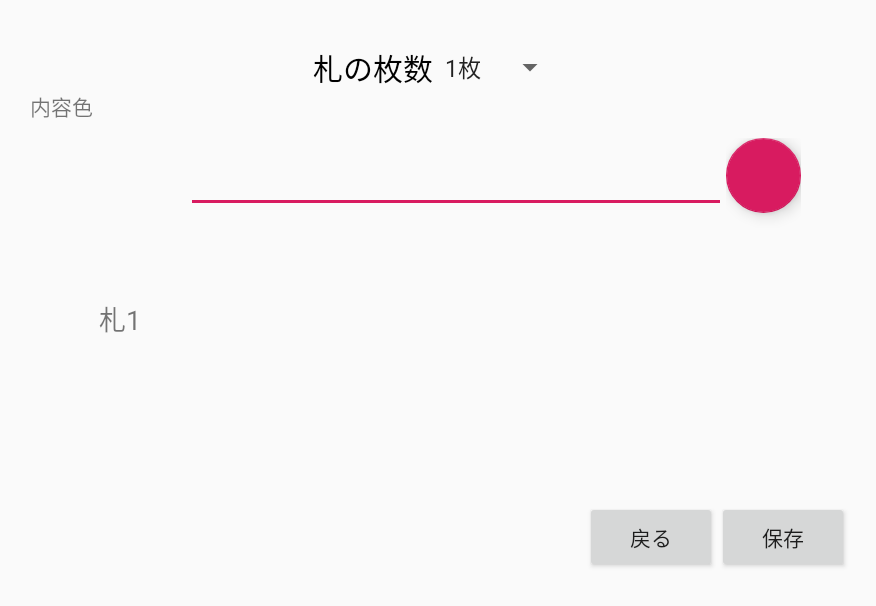
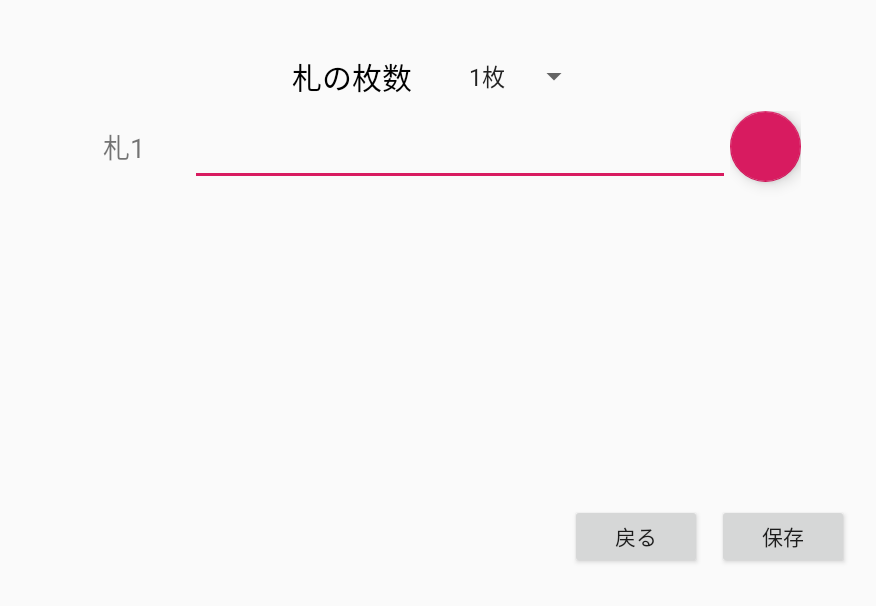
Before and after one commit to DaddyPool/DaddyBoard, an Android app: the Setting screen opened directly, with no data from a screen before it, on a phone screen of 824 x 412 dp (held sideways). Shown: the top 606 px of the screen, without its empty margins (177-1053 px from the left). Run offline under Robolectric (Android 15) with nearby library versions, the phone set to English and light mode, and no system bars; libraries missing offline, so code that uses them is left out: petrov.kristiyan.colorpicker.

Commit message:
レイアウト調整95

```diff
--- a/app/src/main/java/com/daddypooldev/daddyboard/Setting.java
+++ b/app/src/main/java/com/daddypooldev/daddyboard/Setting.java
@@ -306,10 +306,10 @@ public class Setting extends AppCompatActivity {
                     editTextfuda3.setVisibility(view.GONE);
                     editTextfuda4.setVisibility(view.GONE);
                     editTextfuda5.setVisibility(view.GONE);
-                    textView2.setVisibility(view.GONE);
-                    textView3.setVisibility(view.GONE);
-                    textView4.setVisibility(view.GONE);
-                    textView5.setVisibility(view.GONE);
+                    textView2.setVisibility(view.INVISIBLE);
+                    textView3.setVisibility(view.INVISIBLE);
+                    textView4.setVisibility(view.INVISIBLE);
+                    textView5.setVisibility(view.INVISIBLE);
                     fab2.hide();
                     fab3.hide();
                     fab4.hide();
@@ -322,9 +322,9 @@ public class Setting extends AppCompatActivity {
                     editTextfuda4.setVisibility(view.GONE);
                     editTextfuda5.setVisibility(view.GONE);
                     textView2.setVisibility(view.VISIBLE);
-                    textView3.setVisibility(view.GONE);
-                    textView4.setVisibility(view.GONE);
-                    textView5.setVisibility(view.GONE);
+                    textView3.setVisibility(view.INVISIBLE);
+                    textView4.setVisibility(view.INVISIBLE);
+                    textView5.setVisibility(view.INVISIBLE);
                     fab2.show();
                     fab3.hide();
                     fab4.hide();
@@ -337,8 +337,8 @@ public class Setting extends AppCompatActivity {
                     editTextfuda5.setVisibility(view.GONE);
                     textView2.setVisibility(view.VISIBLE);
                     textView3.setVisibility(view.VISIBLE);
-                    textView4.setVisibility(view.GONE);
-                    textView5.setVisibility(view.GONE);
+                    textView4.setVisibility(view.INVISIBLE);
+                    textView5.setVisibility(view.INVISIBLE);
                     fab2.show();
                     fab3.show();
                     fab4.hide();
@@ -352,7 +352,7 @@ public class Setting extends AppCompatActivity {
                     textView2.setVisibility(view.VISIBLE);
                     textView3.setVisibility(view.VISIBLE);
                     textView4.setVisibility(view.VISIBLE);
-                    textView5.setVisibility(view.GONE);
+                    textView5.setVisibility(view.INVISIBLE);
                     fab2.show();
                     fab3.show();
                     fab4.show();
--- a/app/src/main/res/layout/setting.xml
+++ b/app/src/main/res/layout/setting.xml
@@ -15,19 +15,20 @@
         app:layout_constraintGuide_begin="20dp" />
 
     <LinearLayout
-        android:layout_width="wrap_content"
-        android:layout_height="wrap_content"
+        android:layout_width="543dp"
+        android:layout_height="363dp"
         android:orientation="vertical"
         app:layout_constraintBottom_toBottomOf="parent"
         app:layout_constraintEnd_toEndOf="parent"
-        app:layout_constraintHorizontal_bias="0.496"
         app:layout_constraintStart_toStartOf="parent"
-        app:layout_constraintTop_toTopOf="parent">
+        app:layout_constraintTop_toTopOf="parent"
+        app:layout_constraintVertical_bias="0.333">
 
         <LinearLayout
             android:layout_width="wrap_content"
             android:layout_height="wrap_content"
             android:layout_gravity="center"
+            android:layout_marginTop="20dp"
             android:orientation="horizontal">
 
             <TextView
@@ -43,25 +44,8 @@
                 android:layout_width="wrap_content"
                 android:layout_height="wrap_content"
                 android:layout_gravity="center"
+                android:layout_marginLeft="30dp"
                 android:entries="@array/Maisuulist" />
-        </LinearLayout>
-
-        <LinearLayout
-            android:layout_width="499dp"
-            android:layout_height="wrap_content"
-            android:orientation="horizontal">
-
-            <TextView
-                android:id="@+id/textView15"
-                android:layout_width="wrap_content"
-                android:layout_height="wrap_content"
-                android:text="内容" />
-
-            <TextView
-                android:id="@+id/textView16"
-                android:layout_width="43dp"
-                android:layout_height="24dp"
-                android:text="色" />
         </LinearLayout>
 
         <LinearLayout
@@ -80,51 +64,46 @@
                 <TextView
                     android:id="@+id/textView1"
                     android:layout_width="match_parent"
-                    android:layout_height="wrap_content"
+                    android:layout_height="25dp"
                     android:layout_weight="1"
                     android:gravity="center"
                     android:text="札1"
-                    android:textAlignment="center"
                     android:textSize="18sp" />
 
                 <TextView
                     android:id="@+id/textView2"
                     android:layout_width="match_parent"
-                    android:layout_height="wrap_content"
+                    android:layout_height="25dp"
                     android:layout_weight="1"
                     android:gravity="center"
                     android:text="札2"
-                    android:textAlignment="center"
                     android:textSize="18sp" />
 
                 <TextView
                     android:id="@+id/textView3"
                     android:layout_width="match_parent"
-                    android:layout_height="wrap_content"
+                    android:layout_height="25dp"
                     android:layout_weight="1"
                     android:gravity="center"
                     android:text="札3"
-                    android:textAlignment="center"
                     android:textSize="18sp" />
 
                 <TextView
                     android:id="@+id/textView4"
                     android:layout_width="match_parent"
-                    android:layout_height="wrap_content"
+                    android:layout_height="26dp"
                     android:layout_weight="1"
                     android:gravity="center"
                     android:text="札4"
-                    android:textAlignment="center"
                     android:textSize="18sp" />
 
                 <TextView
                     android:id="@+id/textView5"
                     android:layout_width="match_parent"
-                    android:layout_height="wrap_content"
+                    android:layout_height="25dp"
                     android:layout_weight="1"
                     android:gravity="center"
                     android:text="札5"
-                    android:textAlignment="center"
                     android:textSize="18sp" />
 
             </LinearLayout>
@@ -141,6 +120,7 @@
                     android:layout_height="50dp"
                     android:ems="10"
                     android:inputType="textPersonName"
+                    android:maxLength="10"
                     android:text="Name" />
 
                 <EditText
@@ -149,6 +129,7 @@
                     android:layout_height="50dp"
                     android:ems="10"
                     android:inputType="textPersonName"
+                    android:maxLength="10"
                     android:text="Name" />
 
                 <EditText
@@ -157,6 +138,7 @@
                     android:layout_height="wrap_content"
                     android:ems="10"
                     android:inputType="textPersonName"
+                    android:maxLength="10"
                     android:text="Name" />
 
                 <EditText
@@ -165,6 +147,7 @@
                     android:layout_height="50dp"
                     android:ems="10"
                     android:inputType="textPersonName"
+                    android:maxLength="10"
                     android:text="Name" />
 
                 <EditText
@@ -173,6 +156,7 @@
                     android:layout_height="50dp"
                     android:ems="10"
                     android:inputType="textPersonName"
+                    android:maxLength="10"
                     android:text="Name" />
 
             </LinearLayout>
@@ -196,28 +180,28 @@
                     android:layout_width="match_parent"
                     android:layout_height="50dp"
                     android:clickable="true"
-                    app:srcCompat="@color/color1" />
+                    app:backgroundTint="@color/colorAccent" />
 
                 <com.google.android.material.floatingactionbutton.FloatingActionButton
                     android:id="@+id/fab3"
                     android:layout_width="match_parent"
                     android:layout_height="50dp"
                     android:clickable="true"
-                    app:srcCompat="@color/color1" />
+                    app:backgroundTint="@color/colorAccent" />
 
                 <com.google.android.material.floatingactionbutton.FloatingActionButton
                     android:id="@+id/fab4"
                     android:layout_width="match_parent"
                     android:layout_height="50dp"
                     android:clickable="true"
-                    app:srcCompat="@color/color1" />
+                    app:backgroundTint="@color/colorAccent" />
 
                 <com.google.android.material.floatingactionbutton.FloatingActionButton
                     android:id="@+id/fab5"
                     android:layout_width="match_parent"
                     android:layout_height="50dp"
                     android:clickable="true"
-                    app:srcCompat="@color/color1" />
+                    app:backgroundTint="@color/colorAccent" />
 
             </LinearLayout>
 
@@ -227,12 +211,14 @@
             android:layout_width="wrap_content"
             android:layout_height="wrap_content"
             android:layout_gravity="right"
+            android:layout_marginTop="20dp"
             android:orientation="horizontal">
 
             <Button
                 android:id="@+id/buttonBack"
                 android:layout_width="wrap_content"
                 android:layout_height="wrap_content"
+                android:layout_marginRight="10dp"
                 android:text="戻る" />
 
             <Button
```
